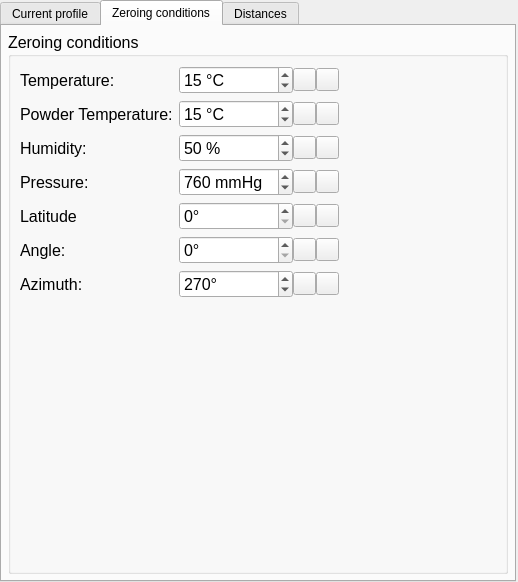
The window that ui_templates/profile_current.ui (o-murphy/archer_ballistics_constructor) describes before a commit, drawn with Qt 5.
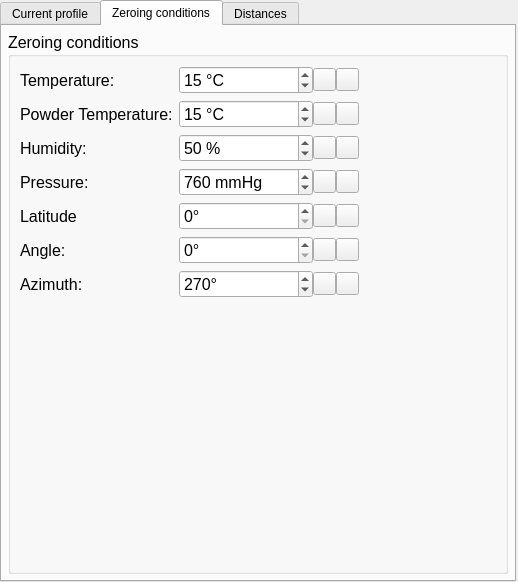
The same window after the commit. The open tabs and pages were chosen to show the change. Icons and pictures are not drawn.

Diff of the .ui file:
```diff
--- a/ui_templates/profile_current.ui
+++ b/ui_templates/profile_current.ui
@@ -1825,360 +1825,24 @@
          <property name="title">
           <string>Zeroing conditions </string>
          </property>
-         <layout class="QFormLayout" name="formLayout_16">
-          <item row="0" column="0">
-           <widget class="QLabel" name="label_79">
-            <property name="font">
-             <font>
-              <pointsize>12</pointsize>
-             </font>
-            </property>
-            <property name="text">
-             <string>Temperature:</string>
-            </property>
-           </widget>
-          </item>
-          <item row="0" column="1">
-           <widget class="QWidget" name="widget_39" native="true">
-            <property name="minimumSize">
-             <size>
-              <width>0</width>
-              <height>0</height>
-             </size>
-            </property>
-            <property name="maximumSize">
-             <size>
-              <width>160</width>
-              <height>16777215</height>
-             </size>
-            </property>
-            <layout class="QHBoxLayout" name="horizontalLayout_55">
-             <property name="spacing">
-              <number>0</number>
-             </property>
-             <property name="leftMargin">
-              <number>0</number>
-             </property>
-             <property name="topMargin">
-              <number>0</number>
-             </property>
-             <property name="rightMargin">
-              <number>0</number>
-             </property>
-             <property name="bottomMargin">
-              <number>0</number>
-             </property>
-             <item>
-              <widget class="QSpinBox" name="z_temp">
-               <property name="font">
-                <font>
-                 <pointsize>12</pointsize>
-                </font>
-               </property>
-               <property name="styleSheet">
-                <string notr="true"/>
-               </property>
-               <property name="showGroupSeparator" stdset="0">
-                <bool>false</bool>
-               </property>
-               <property name="suffix">
-                <string> °C</string>
-               </property>
-               <property name="value">
-                <number>15</number>
-               </property>
-              </widget>
-             </item>
-             <item>
-              <widget class="QPushButton" name="lPushButton_29">
-               <property name="sizePolicy">
-                <sizepolicy hsizetype="Fixed" vsizetype="Fixed">
-                 <horstretch>0</horstretch>
-                 <verstretch>0</verstretch>
-                </sizepolicy>
-               </property>
-               <property name="maximumSize">
-                <size>
-                 <width>23</width>
-                 <height>23</height>
-                </size>
-               </property>
-               <property name="text">
-                <string/>
-               </property>
-               <property name="icon">
-                <iconset>
-                 <normaloff>../.rsrc/res/drawable/arrowrlbtn21a.png</normaloff>../.rsrc/res/drawable/arrowrlbtn21a.png</iconset>
-               </property>
-              </widget>
-             </item>
-             <item>
-              <widget class="QPushButton" name="rPushButton_29">
-               <property name="sizePolicy">
-                <sizepolicy hsizetype="Fixed" vsizetype="Fixed">
-                 <horstretch>0</horstretch>
-                 <verstretch>0</verstretch>
-                </sizepolicy>
-               </property>
-               <property name="maximumSize">
-                <size>
-                 <width>23</width>
-                 <height>23</height>
-                </size>
-               </property>
-               <property name="text">
-                <string/>
-               </property>
-               <property name="icon">
-                <iconset>
-                 <normaloff>../.rsrc/res/drawable/arrowlrbtn21a.png</normaloff>../.rsrc/res/drawable/arrowlrbtn21a.png</iconset>
-               </property>
-              </widget>
-             </item>
-            </layout>
-           </widget>
-          </item>
-          <item row="1" column="0">
-           <widget class="QLabel" name="label_80">
-            <property name="font">
-             <font>
-              <pointsize>12</pointsize>
-             </font>
-            </property>
-            <property name="text">
-             <string>Powder Temperature:</string>
-            </property>
-           </widget>
-          </item>
-          <item row="1" column="1">
-           <widget class="QWidget" name="widget_40" native="true">
-            <property name="minimumSize">
-             <size>
-              <width>0</width>
-              <height>0</height>
-             </size>
-            </property>
-            <property name="maximumSize">
-             <size>
-              <width>160</width>
-              <height>16777215</height>
-             </size>
-            </property>
-            <layout class="QHBoxLayout" name="horizontalLayout_56">
-             <property name="spacing">
-              <number>0</number>
-             </property>
-             <property name="leftMargin">
-              <number>0</number>
-             </property>
-             <property name="topMargin">
-              <number>0</number>
-             </property>
-             <property name="rightMargin">
-              <number>0</number>
-             </property>
-             <property name="bottomMargin">
-              <number>0</number>
-             </property>
-             <item>
-              <widget class="QSpinBox" name="z_powder_temp">
-               <property name="font">
-                <font>
-                 <pointsize>12</pointsize>
-                </font>
-               </property>
-               <property name="styleSheet">
-                <string notr="true"/>
-               </property>
-               <property name="suffix">
-                <string> °C</string>
-               </property>
-               <property name="value">
-                <number>15</number>
-               </property>
-              </widget>
-             </item>
-             <item>
-              <widget class="QPushButton" name="lPushButton_30">
-               <property name="sizePolicy">
-                <sizepolicy hsizetype="Fixed" vsizetype="Fixed">
-                 <horstretch>0</horstretch>
-                 <verstretch>0</verstretch>
-                </sizepolicy>
-               </property>
-               <property name="maximumSize">
-                <size>
-                 <width>23</width>
-                 <height>23</height>
-                </size>
-               </property>
-               <property name="text">
-                <string/>
-               </property>
-               <property name="icon">
-                <iconset>
-                 <normaloff>../.rsrc/res/drawable/arrowrlbtn21a.png</normaloff>../.rsrc/res/drawable/arrowrlbtn21a.png</iconset>
-               </property>
-              </widget>
-             </item>
-             <item>
-              <widget class="QPushButton" name="rPushButton_30">
-               <property name="sizePolicy">
-                <sizepolicy hsizetype="Fixed" vsizetype="Fixed">
-                 <horstretch>0</horstretch>
-                 <verstretch>0</verstretch>
-                </sizepolicy>
-               </property>
-               <property name="maximumSize">
-                <size>
-                 <width>23</width>
-                 <height>23</height>
-                </size>
-               </property>
-               <property name="text">
-                <string/>
-               </property>
-               <property name="icon">
-                <iconset>
-                 <normaloff>../.rsrc/res/drawable/arrowlrbtn21a.png</normaloff>../.rsrc/res/drawable/arrowlrbtn21a.png</iconset>
-               </property>
-              </widget>
-             </item>
-            </layout>
-           </widget>
-          </item>
-          <item row="2" column="0">
-           <widget class="QLabel" name="label_81">
-            <property name="font">
-             <font>
-              <pointsize>12</pointsize>
-             </font>
-            </property>
-            <property name="text">
-             <string>Humidity:</string>
-            </property>
-           </widget>
-          </item>
-          <item row="2" column="1">
-           <widget class="QWidget" name="widget_41" native="true">
-            <property name="minimumSize">
-             <size>
-              <width>0</width>
-              <height>0</height>
-             </size>
-            </property>
-            <property name="maximumSize">
-             <size>
-              <width>160</width>
-              <height>16777215</height>
-             </size>
-            </property>
-            <layout class="QHBoxLayout" name="horizontalLayout_57">
-             <property name="spacing">
-              <number>0</number>
-             </property>
-             <property name="leftMargin">
-              <number>0</number>
-             </property>
-             <property name="topMargin">
-              <number>0</number>
-             </property>
-             <property name="rightMargin">
-              <number>0</number>
-             </property>
-             <property name="bottomMargin">
-              <number>0</number>
-             </property>
-             <item>
-              <widget class="QSpinBox" name="z_humidity">
-               <property name="font">
-                <font>
-                 <pointsize>12</pointsize>
-                </font>
-               </property>
-               <property name="styleSheet">
-                <string notr="true"/>
-               </property>
-               <property name="suffix">
-                <string> %</string>
-               </property>
-               <property name="value">
-                <number>50</number>
-               </property>
-              </widget>
-             </item>
-             <item>
-              <widget class="QPushButton" name="lPushButton_31">
-               <property name="sizePolicy">
-                <sizepolicy hsizetype="Fixed" vsizetype="Fixed">
-                 <horstretch>0</horstretch>
-                 <verstretch>0</verstretch>
-                </sizepolicy>
-               </property>
-               <property name="maximumSize">
-                <size>
-                 <width>23</width>
-                 <height>23</height>
-                </size>
-               </property>
-               <property name="text">
-                <string/>
-               </property>
-               <property name="icon">
-                <iconset>
-                 <normaloff>../.rsrc/res/drawable/arrowrlbtn21a.png</normaloff>../.rsrc/res/drawable/arrowrlbtn21a.png</iconset>
-               </property>
-              </widget>
-             </item>
-             <item>
-              <widget class="QPushButton" name="rPushButton_31">
-               <property name="sizePolicy">
-                <sizepolicy hsizetype="Fixed" vsizetype="Fixed">
-                 <horstretch>0</horstretch>
-                 <verstretch>0</verstretch>
-                </sizepolicy>
-               </property>
-               <property name="maximumSize">
-                <size>
-                 <width>23</width>
-                 <height>23</height>
-                </size>
-               </property>
-               <property name="text">
-                <string/>
-               </property>
-               <property name="icon">
-                <iconset>
-                 <normaloff>../.rsrc/res/drawable/arrowlrbtn21a.png</normaloff>../.rsrc/res/drawable/arrowlrbtn21a.png</iconset>
-               </property>
-              </widget>
-             </item>
-            </layout>
-           </widget>
-          </item>
-          <item row="3" column="0">
-           <widget class="QLabel" name="label_82">
-            <property name="font">
-             <font>
-              <pointsize>12</pointsize>
-             </font>
-            </property>
-            <property name="text">
-             <string>Pressure:</string>
-            </property>
-           </widget>
-          </item>
+         <layout class="QGridLayout" name="gridLayout_6">
           <item row="3" column="1">
            <widget class="QWidget" name="widget_42" native="true">
+            <property name="sizePolicy">
+             <sizepolicy hsizetype="Preferred" vsizetype="Preferred">
+              <horstretch>0</horstretch>
+              <verstretch>0</verstretch>
+             </sizepolicy>
+            </property>
             <property name="minimumSize">
              <size>
-              <width>0</width>
+              <width>180</width>
               <height>0</height>
              </size>
             </property>
             <property name="maximumSize">
              <size>
-              <width>160</width>
+              <width>180</width>
               <height>16777215</height>
              </size>
             </property>
@@ -2200,6 +1864,12 @@
              </property>
              <item>
               <widget class="QSpinBox" name="z_pressure">
+               <property name="sizePolicy">
+                <sizepolicy hsizetype="Preferred" vsizetype="Preferred">
+                 <horstretch>0</horstretch>
+                 <verstretch>0</verstretch>
+                </sizepolicy>
+               </property>
                <property name="font">
                 <font>
                  <pointsize>12</pointsize>
@@ -2268,141 +1938,23 @@
             </layout>
            </widget>
           </item>
-          <item row="4" column="0">
-           <widget class="QLabel" name="label_83">
-            <property name="font">
-             <font>
-              <pointsize>12</pointsize>
-             </font>
-            </property>
-            <property name="text">
-             <string>Latitude</string>
-            </property>
-           </widget>
-          </item>
-          <item row="4" column="1">
-           <widget class="QWidget" name="widget_43" native="true">
-            <property name="minimumSize">
-             <size>
-              <width>0</width>
-              <height>0</height>
-             </size>
-            </property>
-            <property name="maximumSize">
-             <size>
-              <width>160</width>
-              <height>16777215</height>
-             </size>
-            </property>
-            <layout class="QHBoxLayout" name="horizontalLayout_59">
-             <property name="spacing">
-              <number>0</number>
-             </property>
-             <property name="leftMargin">
-              <number>0</number>
-             </property>
-             <property name="topMargin">
-              <number>0</number>
-             </property>
-             <property name="rightMargin">
-              <number>0</number>
-             </property>
-             <property name="bottomMargin">
-              <number>0</number>
-             </property>
-             <item>
-              <widget class="QSpinBox" name="z_latitude">
-               <property name="font">
-                <font>
-                 <pointsize>12</pointsize>
-                </font>
-               </property>
-               <property name="styleSheet">
-                <string notr="true"/>
-               </property>
-               <property name="suffix">
-                <string>°</string>
-               </property>
-               <property name="maximum">
-                <number>1000</number>
-               </property>
-               <property name="value">
-                <number>0</number>
-               </property>
-              </widget>
-             </item>
-             <item>
-              <widget class="QPushButton" name="lPushButton_33">
-               <property name="sizePolicy">
-                <sizepolicy hsizetype="Fixed" vsizetype="Fixed">
-                 <horstretch>0</horstretch>
-                 <verstretch>0</verstretch>
-                </sizepolicy>
-               </property>
-               <property name="maximumSize">
-                <size>
-                 <width>23</width>
-                 <height>23</height>
-                </size>
-               </property>
-               <property name="text">
-                <string/>
-               </property>
-               <property name="icon">
-                <iconset>
-                 <normaloff>../.rsrc/res/drawable/arrowrlbtn21a.png</normaloff>../.rsrc/res/drawable/arrowrlbtn21a.png</iconset>
-               </property>
-              </widget>
-             </item>
-             <item>
-              <widget class="QPushButton" name="rPushButton_33">
-               <property name="sizePolicy">
-                <sizepolicy hsizetype="Fixed" vsizetype="Fixed">
-                 <horstretch>0</horstretch>
-                 <verstretch>0</verstretch>
-                </sizepolicy>
-               </property>
-               <property name="maximumSize">
-                <size>
-                 <width>23</width>
-                 <height>23</height>
-                </size>
-               </property>
-               <property name="text">
-                <string/>
-               </property>
-               <property name="icon">
-                <iconset>
-                 <normaloff>../.rsrc/res/drawable/arrowlrbtn21a.png</normaloff>../.rsrc/res/drawable/arrowlrbtn21a.png</iconset>
-               </property>
-              </widget>
-             </item>
-            </layout>
-           </widget>
-          </item>
-          <item row="5" column="0">
-           <widget class="QLabel" name="label_84">
-            <property name="font">
-             <font>
-              <pointsize>12</pointsize>
-             </font>
-            </property>
-            <property name="text">
-             <string>Angle:</string>
-            </property>
-           </widget>
-          </item>
           <item row="5" column="1">
            <widget class="QWidget" name="widget_44" native="true">
+            <property name="sizePolicy">
+             <sizepolicy hsizetype="Preferred" vsizetype="Preferred">
+              <horstretch>0</horstretch>
+              <verstretch>0</verstretch>
+             </sizepolicy>
+            </property>
             <property name="minimumSize">
              <size>
-              <width>0</width>
+              <width>180</width>
               <height>0</height>
              </size>
             </property>
             <property name="maximumSize">
              <size>
-              <width>160</width>
+              <width>180</width>
               <height>16777215</height>
              </size>
             </property>
@@ -2424,6 +1976,12 @@
              </property>
              <item>
               <widget class="QSpinBox" name="z_angle">
+               <property name="sizePolicy">
+                <sizepolicy hsizetype="Preferred" vsizetype="Preferred">
+                 <horstretch>0</horstretch>
+                 <verstretch>0</verstretch>
+                </sizepolicy>
+               </property>
                <property name="font">
                 <font>
                  <pointsize>12</pointsize>
@@ -2492,29 +2050,244 @@
             </layout>
            </widget>
           </item>
-          <item row="6" column="0">
-           <widget class="QLabel" name="label_85">
-            <property name="font">
-             <font>
-              <pointsize>12</pointsize>
-             </font>
+          <item row="2" column="1">
+           <widget class="QWidget" name="widget_41" native="true">
+            <property name="sizePolicy">
+             <sizepolicy hsizetype="Preferred" vsizetype="Preferred">
+              <horstretch>0</horstretch>
+              <verstretch>0</verstretch>
+             </sizepolicy>
             </property>
-            <property name="text">
-             <string>Azimuth:</string>
+            <property name="minimumSize">
+             <size>
+              <width>180</width>
+              <height>0</height>
+             </size>
             </property>
+            <property name="maximumSize">
+             <size>
+              <width>180</width>
+              <height>16777215</height>
+             </size>
+            </property>
+            <layout class="QHBoxLayout" name="horizontalLayout_57">
+             <property name="spacing">
+              <number>0</number>
+             </property>
+             <property name="leftMargin">
+              <number>0</number>
+             </property>
+             <property name="topMargin">
+              <number>0</number>
+             </property>
+             <property name="rightMargin">
+              <number>0</number>
+             </property>
+             <property name="bottomMargin">
+              <number>0</number>
+             </property>
+             <item>
+              <widget class="QSpinBox" name="z_humidity">
+               <property name="sizePolicy">
+                <sizepolicy hsizetype="Preferred" vsizetype="Preferred">
+                 <horstretch>0</horstretch>
+                 <verstretch>0</verstretch>
+                </sizepolicy>
+               </property>
+               <property name="font">
+                <font>
+                 <pointsize>12</pointsize>
+                </font>
+               </property>
+               <property name="styleSheet">
+                <string notr="true"/>
+               </property>
+               <property name="suffix">
+                <string> %</string>
+               </property>
+               <property name="value">
+                <number>50</number>
+               </property>
+              </widget>
+             </item>
+             <item>
+              <widget class="QPushButton" name="lPushButton_31">
+               <property name="sizePolicy">
+                <sizepolicy hsizetype="Fixed" vsizetype="Fixed">
+                 <horstretch>0</horstretch>
+                 <verstretch>0</verstretch>
+                </sizepolicy>
+               </property>
+               <property name="maximumSize">
+                <size>
+                 <width>23</width>
+                 <height>23</height>
+                </size>
+               </property>
+               <property name="text">
+                <string/>
+               </property>
+               <property name="icon">
+                <iconset>
+                 <normaloff>../.rsrc/res/drawable/arrowrlbtn21a.png</normaloff>../.rsrc/res/drawable/arrowrlbtn21a.png</iconset>
+               </property>
+              </widget>
+             </item>
+             <item>
+              <widget class="QPushButton" name="rPushButton_31">
+               <property name="sizePolicy">
+                <sizepolicy hsizetype="Fixed" vsizetype="Fixed">
+                 <horstretch>0</horstretch>
+                 <verstretch>0</verstretch>
+                </sizepolicy>
+               </property>
+               <property name="maximumSize">
+                <size>
+                 <width>23</width>
+                 <height>23</height>
+                </size>
+               </property>
+               <property name="text">
+                <string/>
+               </property>
+               <property name="icon">
+                <iconset>
+                 <normaloff>../.rsrc/res/drawable/arrowlrbtn21a.png</normaloff>../.rsrc/res/drawable/arrowlrbtn21a.png</iconset>
+               </property>
+              </widget>
+             </item>
+            </layout>
+           </widget>
+          </item>
+          <item row="0" column="1">
+           <widget class="QWidget" name="widget_39" native="true">
+            <property name="sizePolicy">
+             <sizepolicy hsizetype="Preferred" vsizetype="Preferred">
+              <horstretch>0</horstretch>
+              <verstretch>0</verstretch>
+             </sizepolicy>
+            </property>
+            <property name="minimumSize">
+             <size>
+              <width>180</width>
+              <height>0</height>
+             </size>
+            </property>
+            <property name="maximumSize">
+             <size>
+              <width>180</width>
+              <height>16777215</height>
+             </size>
+            </property>
+            <layout class="QHBoxLayout" name="horizontalLayout_55">
+             <property name="spacing">
+              <number>0</number>
+             </property>
+             <property name="leftMargin">
+              <number>0</number>
+             </property>
+             <property name="topMargin">
+              <number>0</number>
+             </property>
+             <property name="rightMargin">
+              <number>0</number>
+             </property>
+             <property name="bottomMargin">
+              <number>0</number>
+             </property>
+             <item>
+              <widget class="QSpinBox" name="z_temp">
+               <property name="sizePolicy">
+                <sizepolicy hsizetype="Preferred" vsizetype="Preferred">
+                 <horstretch>0</horstretch>
+                 <verstretch>0</verstretch>
+                </sizepolicy>
+               </property>
+               <property name="font">
+                <font>
+                 <pointsize>12</pointsize>
+                </font>
+               </property>
+               <property name="styleSheet">
+                <string notr="true"/>
+               </property>
+               <property name="showGroupSeparator" stdset="0">
+                <bool>false</bool>
+               </property>
+               <property name="suffix">
+                <string> °C</string>
+               </property>
+               <property name="value">
+                <number>15</number>
+               </property>
+              </widget>
+             </item>
+             <item>
+              <widget class="QPushButton" name="lPushButton_29">
+               <property name="sizePolicy">
+                <sizepolicy hsizetype="Fixed" vsizetype="Fixed">
+                 <horstretch>0</horstretch>
+                 <verstretch>0</verstretch>
+                </sizepolicy>
+               </property>
+               <property name="maximumSize">
+                <size>
+                 <width>23</width>
+                 <height>23</height>
+                </size>
+               </property>
+               <property name="text">
+                <string/>
+               </property>
+               <property name="icon">
+                <iconset>
+                 <normaloff>../.rsrc/res/drawable/arrowrlbtn21a.png</normaloff>../.rsrc/res/drawable/arrowrlbtn21a.png</iconset>
+               </property>
+              </widget>
+             </item>
+             <item>
+              <widget class="QPushButton" name="rPushButton_29">
+               <property name="sizePolicy">
+                <sizepolicy hsizetype="Fixed" vsizetype="Fixed">
+                 <horstretch>0</horstretch>
+                 <verstretch>0</verstretch>
+                </sizepolicy>
+               </property>
+               <property name="maximumSize">
+                <size>
+                 <width>23</width>
+                 <height>23</height>
+                </size>
+               </property>
+               <property name="text">
+                <string/>
+               </property>
+               <property name="icon">
+                <iconset>
+                 <normaloff>../.rsrc/res/drawable/arrowlrbtn21a.png</normaloff>../.rsrc/res/drawable/arrowlrbtn21a.png</iconset>
+               </property>
+              </widget>
+             </item>
+            </layout>
            </widget>
           </item>
           <item row="6" column="1">
            <widget class="QWidget" name="widget_45" native="true">
+            <property name="sizePolicy">
+             <sizepolicy hsizetype="Preferred" vsizetype="Preferred">
+              <horstretch>0</horstretch>
+              <verstretch>0</verstretch>
+             </sizepolicy>
+            </property>
             <property name="minimumSize">
              <size>
-              <width>0</width>
+              <width>180</width>
               <height>0</height>
              </size>
             </property>
             <property name="maximumSize">
              <size>
-              <width>160</width>
+              <width>180</width>
               <height>16777215</height>
              </size>
             </property>
@@ -2536,6 +2309,12 @@
              </property>
              <item>
               <widget class="QSpinBox" name="z_azimuth">
+               <property name="sizePolicy">
+                <sizepolicy hsizetype="Preferred" vsizetype="Preferred">
+                 <horstretch>0</horstretch>
+                 <verstretch>0</verstretch>
+                </sizepolicy>
+               </property>
                <property name="font">
                 <font>
                  <pointsize>12</pointsize>
@@ -2604,6 +2383,337 @@
             </layout>
            </widget>
           </item>
+          <item row="1" column="1">
+           <widget class="QWidget" name="widget_40" native="true">
+            <property name="sizePolicy">
+             <sizepolicy hsizetype="Preferred" vsizetype="Preferred">
+              <horstretch>0</horstretch>
+              <verstretch>0</verstretch>
+             </sizepolicy>
+            </property>
+            <property name="minimumSize">
+             <size>
+              <width>180</width>
+              <height>0</height>
+             </size>
+            </property>
+            <property name="maximumSize">
+             <size>
+              <width>180</width>
+              <height>16777215</height>
+             </size>
+            </property>
+            <layout class="QHBoxLayout" name="horizontalLayout_56">
+             <property name="spacing">
+              <number>0</number>
+             </property>
+             <property name="leftMargin">
+              <number>0</number>
+             </property>
+             <property name="topMargin">
+              <number>0</number>
+             </property>
+             <property name="rightMargin">
+              <number>0</number>
+             </property>
+             <property name="bottomMargin">
+              <number>0</number>
+             </property>
+             <item>
+              <widget class="QSpinBox" name="z_powder_temp">
+               <property name="sizePolicy">
+                <sizepolicy hsizetype="Preferred" vsizetype="Preferred">
+                 <horstretch>0</horstretch>
+                 <verstretch>0</verstretch>
+                </sizepolicy>
+               </property>
+               <property name="font">
+                <font>
+                 <pointsize>12</pointsize>
+                </font>
+               </property>
+               <property name="styleSheet">
+                <string notr="true"/>
+               </property>
+               <property name="suffix">
+                <string> °C</string>
+               </property>
+               <property name="value">
+                <number>15</number>
+               </property>
+              </widget>
+             </item>
+             <item>
+              <widget class="QPushButton" name="lPushButton_30">
+               <property name="sizePolicy">
+                <sizepolicy hsizetype="Fixed" vsizetype="Fixed">
+                 <horstretch>0</horstretch>
+                 <verstretch>0</verstretch>
+                </sizepolicy>
+               </property>
+               <property name="maximumSize">
+                <size>
+                 <width>23</width>
+                 <height>23</height>
+                </size>
+               </property>
+               <property name="text">
+                <string/>
+               </property>
+               <property name="icon">
+                <iconset>
+                 <normaloff>../.rsrc/res/drawable/arrowrlbtn21a.png</normaloff>../.rsrc/res/drawable/arrowrlbtn21a.png</iconset>
+               </property>
+              </widget>
+             </item>
+             <item>
+              <widget class="QPushButton" name="rPushButton_30">
+               <property name="sizePolicy">
+                <sizepolicy hsizetype="Fixed" vsizetype="Fixed">
+                 <horstretch>0</horstretch>
+                 <verstretch>0</verstretch>
+                </sizepolicy>
+               </property>
+               <property name="maximumSize">
+                <size>
+                 <width>23</width>
+                 <height>23</height>
+                </size>
+               </property>
+               <property name="text">
+                <string/>
+               </property>
+               <property name="icon">
+                <iconset>
+                 <normaloff>../.rsrc/res/drawable/arrowlrbtn21a.png</normaloff>../.rsrc/res/drawable/arrowlrbtn21a.png</iconset>
+               </property>
+              </widget>
+             </item>
+            </layout>
+           </widget>
+          </item>
+          <item row="4" column="1">
+           <widget class="QWidget" name="widget_43" native="true">
+            <property name="sizePolicy">
+             <sizepolicy hsizetype="Preferred" vsizetype="Preferred">
+              <horstretch>0</horstretch>
+              <verstretch>0</verstretch>
+             </sizepolicy>
+            </property>
+            <property name="minimumSize">
+             <size>
+              <width>180</width>
+              <height>0</height>
+             </size>
+            </property>
+            <property name="maximumSize">
+             <size>
+              <width>180</width>
+              <height>16777215</height>
+             </size>
+            </property>
+            <layout class="QHBoxLayout" name="horizontalLayout_59">
+             <property name="spacing">
+              <number>0</number>
+             </property>
+             <property name="leftMargin">
+              <number>0</number>
+             </property>
+             <property name="topMargin">
+              <number>0</number>
+             </property>
+             <property name="rightMargin">
+              <number>0</number>
+             </property>
+             <property name="bottomMargin">
+              <number>0</number>
+             </property>
+             <item>
+              <widget class="QSpinBox" name="z_latitude">
+               <property name="sizePolicy">
+                <sizepolicy hsizetype="Preferred" vsizetype="Preferred">
+                 <horstretch>0</horstretch>
+                 <verstretch>0</verstretch>
+                </sizepolicy>
+               </property>
+               <property name="font">
+                <font>
+                 <pointsize>12</pointsize>
+                </font>
+               </property>
+               <property name="styleSheet">
+                <string notr="true"/>
+               </property>
+               <property name="suffix">
+                <string>°</string>
+               </property>
+               <property name="maximum">
+                <number>1000</number>
+               </property>
+               <property name="value">
+                <number>0</number>
+               </property>
+              </widget>
+             </item>
+             <item>
+              <widget class="QPushButton" name="lPushButton_33">
+               <property name="sizePolicy">
+                <sizepolicy hsizetype="Fixed" vsizetype="Fixed">
+                 <horstretch>0</horstretch>
+                 <verstretch>0</verstretch>
+                </sizepolicy>
+               </property>
+               <property name="maximumSize">
+                <size>
+                 <width>23</width>
+                 <height>23</height>
+                </size>
+               </property>
+               <property name="text">
+                <string/>
+               </property>
+               <property name="icon">
+                <iconset>
+                 <normaloff>../.rsrc/res/drawable/arrowrlbtn21a.png</normaloff>../.rsrc/res/drawable/arrowrlbtn21a.png</iconset>
+               </property>
+              </widget>
+             </item>
+             <item>
+              <widget class="QPushButton" name="rPushButton_33">
+               <property name="sizePolicy">
+                <sizepolicy hsizetype="Fixed" vsizetype="Fixed">
+                 <horstretch>0</horstretch>
+                 <verstretch>0</verstretch>
+                </sizepolicy>
+               </property>
+               <property name="maximumSize">
+                <size>
+                 <width>23</width>
+                 <height>23</height>
+                </size>
+               </property>
+               <property name="text">
+                <string/>
+               </property>
+               <property name="icon">
+                <iconset>
+                 <normaloff>../.rsrc/res/drawable/arrowlrbtn21a.png</normaloff>../.rsrc/res/drawable/arrowlrbtn21a.png</iconset>
+               </property>
+              </widget>
+             </item>
+            </layout>
+           </widget>
+          </item>
+          <item row="4" column="0">
+           <widget class="QLabel" name="label_83">
+            <property name="font">
+             <font>
+              <pointsize>12</pointsize>
+             </font>
+            </property>
+            <property name="text">
+             <string>Latitude</string>
+            </property>
+           </widget>
+          </item>
+          <item row="6" column="0">
+           <widget class="QLabel" name="label_85">
+            <property name="font">
+             <font>
+              <pointsize>12</pointsize>
+             </font>
+            </property>
+            <property name="text">
+             <string>Azimuth:</string>
+            </property>
+           </widget>
+          </item>
+          <item row="2" column="0">
+           <widget class="QLabel" name="label_81">
+            <property name="font">
+             <font>
+              <pointsize>12</pointsize>
+             </font>
+            </property>
+            <property name="text">
+             <string>Humidity:</string>
+            </property>
+           </widget>
+          </item>
+          <item row="3" column="0">
+           <widget class="QLabel" name="label_82">
+            <property name="font">
+             <font>
+              <pointsize>12</pointsize>
+             </font>
+            </property>
+            <property name="text">
+             <string>Pressure:</string>
+            </property>
+           </widget>
+          </item>
+          <item row="1" column="0">
+           <widget class="QLabel" name="label_80">
+            <property name="font">
+             <font>
+              <pointsize>12</pointsize>
+             </font>
+            </property>
+            <property name="text">
+             <string>Powder Temperature:</string>
+            </property>
+           </widget>
+          </item>
+          <item row="5" column="0">
+           <widget class="QLabel" name="label_84">
+            <property name="font">
+             <font>
+              <pointsize>12</pointsize>
+             </font>
+            </property>
+            <property name="text">
+             <string>Angle:</string>
+            </property>
+           </widget>
+          </item>
+          <item row="0" column="0">
+           <widget class="QLabel" name="label_79">
+            <property name="font">
+             <font>
+              <pointsize>12</pointsize>
+             </font>
+            </property>
+            <property name="text">
+             <string>Temperature:</string>
+            </property>
+           </widget>
+          </item>
+          <item row="0" column="2" rowspan="7">
+           <spacer name="horizontalSpacer_3">
+            <property name="orientation">
+             <enum>Qt::Horizontal</enum>
+            </property>
+            <property name="sizeHint" stdset="0">
+             <size>
+              <width>40</width>
+              <height>20</height>
+             </size>
+            </property>
+           </spacer>
+          </item>
+          <item row="7" column="0" colspan="3">
+           <spacer name="verticalSpacer">
+            <property name="orientation">
+             <enum>Qt::Vertical</enum>
+            </property>
+            <property name="sizeHint" stdset="0">
+             <size>
+              <width>20</width>
+              <height>40</height>
+             </size>
+            </property>
+           </spacer>
+          </item>
          </layout>
         </widget>
        </item>
```
Left out of the diff: 175 changed lines with no effect on the pictures.
